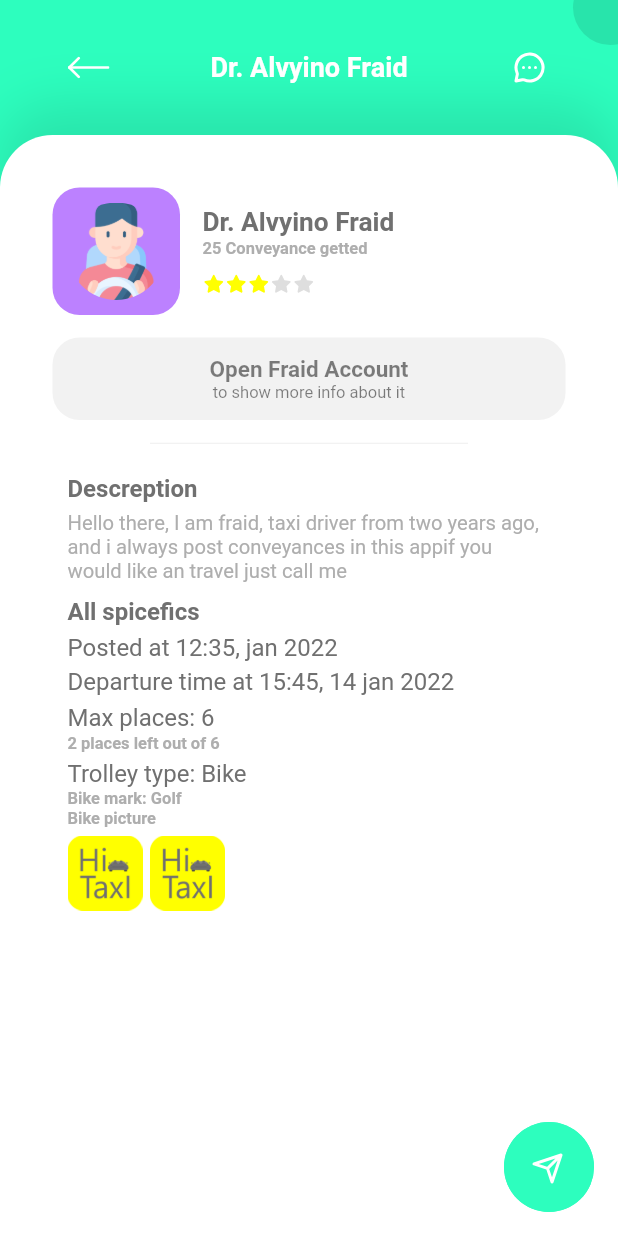
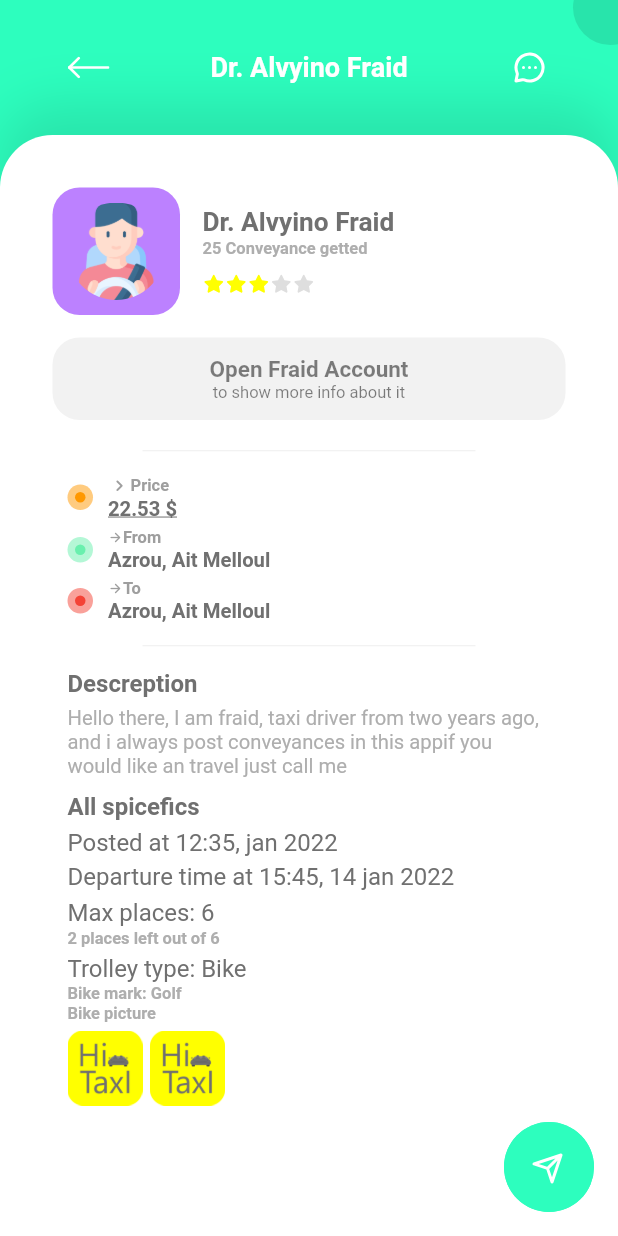
Before and after one commit to Omar-IDOUDAOUD/HiTaxi, a Flutter app: the TravelDetails screen opened by its route, on a phone screen of 412 x 824 dp. Run offline on Flutter 3.47's test engine with Material 2 defaults, Android fonts, the light colour scheme and no system bars; our stand-ins replace flutter_svg, get, image_picker; Roboto replaces fonts that are missing (Arial).

Commit message:
enhance details page

```diff
--- a/lib/core/shared/bottom_sheet.dart
+++ b/lib/core/shared/bottom_sheet.dart
@@ -4,8 +4,9 @@ import 'package:get/get.dart';
 import 'package:hitaxi/core/constants/constants.dart';
 
 class BottomSheetScreen {
-  final _animatingDuration = 200.milliseconds;
-  BottomSheetScreen(Widget child, {BottomSheetTopBar? topBar}) {
+  final _animatingDuration = 100.milliseconds;
+  BottomSheetScreen(Widget child,
+      {BottomSheetTopBar? topBar, Duration? animationDuration}) {
     print(Get.bottomBarHeight);
     Get.bottomSheet(
       _BottomSheet(child: child, topBar: topBar),
@@ -15,8 +16,8 @@ class BottomSheetScreen {
         ),
       ),
       backgroundColor: Get.theme.backgroundColor,
-      exitBottomSheetDuration: _animatingDuration,
-      enterBottomSheetDuration: _animatingDuration,
+      exitBottomSheetDuration: animationDuration ?? _animatingDuration,
+      enterBottomSheetDuration: animationDuration ?? _animatingDuration,
       isScrollControlled: true,
     );
   }
--- a/lib/view/screen/main/passenger/pages/travel_details/page.dart
+++ b/lib/view/screen/main/passenger/pages/travel_details/page.dart
@@ -141,7 +141,7 @@ class FloatingButton extends StatefulWidget {
 class _FloatingButtonState extends State<FloatingButton> {
   bool _sendRequestButtonState = false;
 
-  final Duration _anDur = 600.milliseconds;
+  final Duration _anDur = 300.milliseconds;
   @override
   void initState() {
     widget.scrollController.addListener(() {
@@ -352,21 +352,166 @@ class __ContentState extends State<_Content> {
             ],
           ),
         ),
-        Divider(
-          color: Colors.grey[200],
-          height: 1,
-          endIndent: 100,
-          indent: 100,
-        ),
+
         // SizedBox(
         //   height: 50,
         // ),
         Padding(
           padding: const EdgeInsets.fromLTRB(
-              SizesCst.ssz, 20, SizesCst.ssz, SizesCst.ssz),
+              SizesCst.ssz, 5, SizesCst.ssz, SizesCst.ssz),
           child: Column(
             crossAxisAlignment: CrossAxisAlignment.start,
             children: [
+              Divider(
+                color: Colors.grey[200],
+                height: 1,
+                endIndent: 50,
+                indent: 50,
+              ),
+              SizedBox(
+                height: 15,
+              ),
+              Row(
+                children: [
+                  CentredCircles(
+                    color: Colors.orange,
+                  ),
+                  SizedBox(
+                    width: 10,
+                  ),
+                  Column(
+                    crossAxisAlignment: CrossAxisAlignment.start,
+                    children: [
+                      Row(
+                        children: [
+                          Icon(
+                            Icons.chevron_right_rounded,
+                            color: Colors.grey,
+                            size: 15,
+                          ),
+                          Text(
+                            'Price',
+                            style: TextStyle(
+                              color: Colors.grey,
+                              fontSize: SizesCst.ftsd,
+                              fontWeight: FontsCst.wfb,
+                            ),
+                          ),
+                        ],
+                      ),
+                      Text(
+                        '22.53 \$',
+                        textAlign: TextAlign.start,
+                        style: TextStyle(
+                            color: Get.theme.colorScheme.primary,
+                            fontSize: SizesCst.ftsg,
+                            fontWeight: FontsCst.wfb,
+                            decoration: TextDecoration.underline),
+                      ),
+                    ],
+                  )
+                ],
+              ),
+              SizedBox(
+                height: 5,
+              ),
+              Row(
+                children: [
+                  CentredCircles(
+                    color: Colors.greenAccent,
+                  ),
+                  SizedBox(
+                    width: 10,
+                  ),
+                  Column(
+                    crossAxisAlignment: CrossAxisAlignment.start,
+                    children: [
+                      Row(
+                        children: [
+                          Icon(
+                            Icons.arrow_forward_rounded,
+                            color: Colors.grey,
+                            size: 10,
+                          ),
+                          Text(
+                            'From',
+                            style: TextStyle(
+                              color: Colors.grey,
+                              fontSize: SizesCst.ftsd,
+                              fontWeight: FontsCst.wfb,
+                            ),
+                          ),
+                        ],
+                      ),
+                      Text(
+                        'Azrou, Ait Melloul',
+                        textAlign: TextAlign.start,
+                        style: TextStyle(
+                          color: Get.theme.colorScheme.primary,
+                          fontSize: SizesCst.ftsg,
+                          fontWeight: FontsCst.wfb,
+                        ),
+                      ),
+                    ],
+                  )
+                ],
+              ),
+              SizedBox(
+                height: 5,
+              ),
+              Row(
+                children: [
+                  CentredCircles(
+                    color: Colors.red,
+                  ),
+                  SizedBox(
+                    width: 10,
+                  ),
+                  Column(
+                    crossAxisAlignment: CrossAxisAlignment.start,
+                    children: [
+                      Row(
+                        children: [
+                          Icon(
+                            Icons.arrow_forward_rounded,
+                            color: Colors.grey,
+                            size: 10,
+                          ),
+                          Text(
+                            'To',
+                            style: TextStyle(
+                              color: Colors.grey,
+                              fontSize: SizesCst.ftsd,
+                              fontWeight: FontsCst.wfb,
+                            ),
+                          ),
+                        ],
+                      ),
+                      Text(
+                        'Azrou, Ait Melloul',
+                        textAlign: TextAlign.start,
+                        style: TextStyle(
+                          color: Get.theme.colorScheme.primary,
+                          fontSize: SizesCst.ftsg,
+                          fontWeight: FontsCst.wfb,
+                        ),
+                      ),
+                    ],
+                  )
+                ],
+              ),
+              SizedBox(
+                height: 15,
+              ),
+              Divider(
+                color: Colors.grey[200],
+                height: 1,
+                endIndent: 50,
+                indent: 50,
+              ),
+              SizedBox(
+                height: 15,
+              ),
               Text(
                 'Descreption',
                 textAlign: TextAlign.start,
--- a/lib/view/screen/main/passenger/pages/travel_details/widgets.dart
+++ b/lib/view/screen/main/passenger/pages/travel_details/widgets.dart
@@ -77,7 +77,7 @@ class _TopBarState extends State<TopBar> with SingleTickerProviderStateMixin {
     _an = Tween(begin: Offset(Get.size.width / 3, 0), end: Offset(0, 0))
         .animate(CurvedAnimation(
       parent: _anCtrl,
-      curve: Curves.easeOutBack,
+      curve: Curves.linearToEaseOut,
     ))
       ..addListener(() {
         setState(() {});
@@ -238,6 +238,7 @@ class _TopBarState extends State<TopBar> with SingleTickerProviderStateMixin {
                     hasConfirm: false,
                     hasDiscard: false,
                   ),
+                  animationDuration: 200.milliseconds,
                 ),
                 minWidth: 65,
                 height: 65,
@@ -318,6 +319,23 @@ class _TopBarState extends State<TopBar> with SingleTickerProviderStateMixin {
           );
         },
       );
+}
+
+class CentredCircles extends StatelessWidget {
+  const CentredCircles({Key? key, required this.color}) : super(key: key);
+  final Color color;
+
+  @override
+  Widget build(BuildContext context) {
+    return CircleAvatar(
+      radius: 8.5,
+      backgroundColor: color.withOpacity(.5),
+      child: CircleAvatar(
+        radius: 3.5,
+        backgroundColor: color,
+      ),
+    );
+  }
 }
 
 class CountactOptionFram extends StatelessWidget {
```
